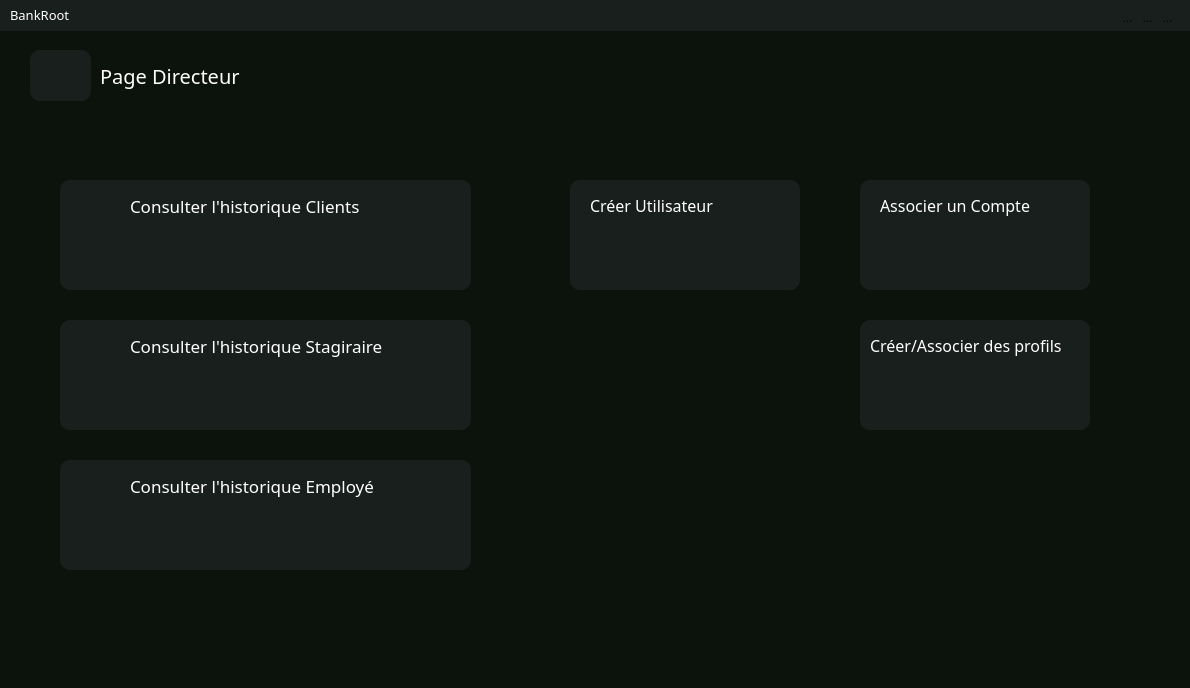
Before: the Qt Designer form admin_homepage.ui in SparqueeZ/Bank-Root, drawn with Qt 5.
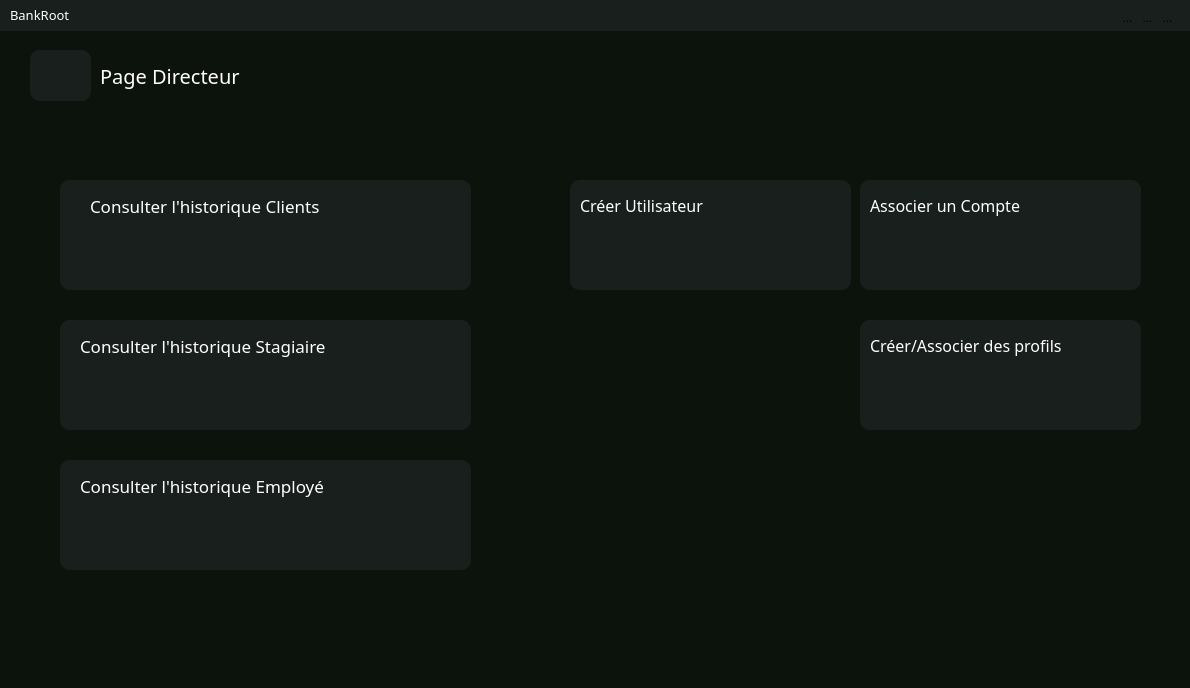
After: the same form once the commit is applied. Icons and pictures are not drawn.

Diff of the .ui file:
```diff
--- a/admin_homepage.ui
+++ b/admin_homepage.ui
@@ -109,7 +109,7 @@
      <rect>
       <x>570</x>
       <y>150</y>
-      <width>230</width>
+      <width>281</width>
       <height>110</height>
      </rect>
     </property>
@@ -121,7 +121,7 @@
       <rect>
        <x>0</x>
        <y>0</y>
-       <width>230</width>
+       <width>281</width>
        <height>110</height>
       </rect>
      </property>
@@ -142,7 +142,7 @@
     <widget class="QLabel" name="ActionBtnName_9">
      <property name="geometry">
       <rect>
-       <x>20</x>
+       <x>10</x>
        <y>10</y>
        <width>181</width>
        <height>31</height>
@@ -200,7 +200,7 @@
      <rect>
       <x>860</x>
       <y>290</y>
-      <width>230</width>
+      <width>291</width>
       <height>110</height>
      </rect>
     </property>
@@ -212,7 +212,7 @@
       <rect>
        <x>0</x>
        <y>0</y>
-       <width>230</width>
+       <width>281</width>
        <height>110</height>
       </rect>
      </property>
@@ -235,7 +235,7 @@
       <rect>
        <x>10</x>
        <y>10</y>
-       <width>241</width>
+       <width>261</width>
        <height>31</height>
       </rect>
      </property>
@@ -291,7 +291,7 @@
      <rect>
       <x>860</x>
       <y>150</y>
-      <width>230</width>
+      <width>281</width>
       <height>110</height>
      </rect>
     </property>
@@ -303,7 +303,7 @@
       <rect>
        <x>0</x>
        <y>0</y>
-       <width>230</width>
+       <width>281</width>
        <height>110</height>
       </rect>
      </property>
@@ -324,9 +324,9 @@
     <widget class="QLabel" name="ActionBtnName_14">
      <property name="geometry">
       <rect>
-       <x>20</x>
+       <x>10</x>
        <y>10</y>
-       <width>181</width>
+       <width>211</width>
        <height>31</height>
       </rect>
      </property>
@@ -403,9 +403,9 @@
    <widget class="QLabel" name="ActionBtnName_17">
     <property name="geometry">
      <rect>
-      <x>130</x>
+      <x>90</x>
       <y>160</y>
-      <width>291</width>
+      <width>331</width>
       <height>31</height>
      </rect>
     </property>
@@ -504,9 +504,9 @@
    <widget class="QLabel" name="ActionBtnName_18">
     <property name="geometry">
      <rect>
-      <x>130</x>
+      <x>80</x>
       <y>300</y>
-      <width>291</width>
+      <width>351</width>
       <height>31</height>
      </rect>
     </property>
@@ -523,15 +523,15 @@
 }</string>
     </property>
     <property name="text">
-     <string>Consulter l'historique Stagiraire</string>
+     <string>Consulter l'historique Stagiaire</string>
     </property>
    </widget>
    <widget class="QLabel" name="ActionBtnName_19">
     <property name="geometry">
      <rect>
-      <x>130</x>
+      <x>80</x>
       <y>440</y>
-      <width>291</width>
+      <width>351</width>
       <height>31</height>
      </rect>
     </property>
@@ -631,7 +631,7 @@
      <rect>
       <x>10</x>
       <y>-1</y>
-      <width>71</width>
+      <width>91</width>
       <height>31</height>
      </rect>
     </property>
```
